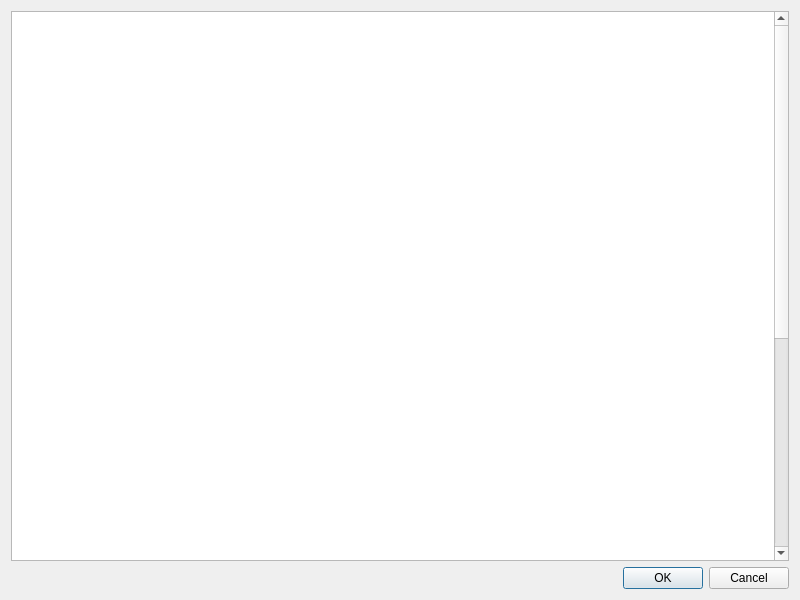
This is effectsdlg.ui in m-garanin/zgui-qt as Qt 5 draws it before an edit. The edited form follows.
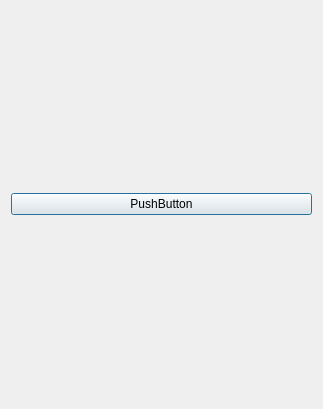
This is the edited form.

Commit message: effects;audio panel;

```diff
--- a/effectsdlg.ui
+++ b/effectsdlg.ui
@@ -6,8 +6,8 @@
    <rect>
     <x>0</x>
     <y>0</y>
-    <width>800</width>
-    <height>600</height>
+    <width>323</width>
+    <height>409</height>
    </rect>
   </property>
   <property name="windowTitle">
@@ -15,76 +15,14 @@
   </property>
   <layout class="QGridLayout" name="gridLayout">
    <item row="0" column="0">
-    <widget class="QTableWidget" name="tableWidget">
-     <property name="horizontalScrollBarPolicy">
-      <enum>Qt::ScrollBarAsNeeded</enum>
-     </property>
-     <property name="showGrid">
-      <bool>false</bool>
-     </property>
-     <property name="rowCount">
-      <number>5</number>
-     </property>
-     <property name="columnCount">
-      <number>5</number>
-     </property>
-     <attribute name="horizontalHeaderVisible">
-      <bool>false</bool>
-     </attribute>
-     <attribute name="horizontalHeaderDefaultSectionSize">
-      <number>150</number>
-     </attribute>
-     <attribute name="verticalHeaderVisible">
-      <bool>false</bool>
-     </attribute>
-     <attribute name="verticalHeaderDefaultSectionSize">
-      <number>150</number>
-     </attribute>
-     <attribute name="verticalHeaderMinimumSectionSize">
-      <number>150</number>
-     </attribute>
-     <row/>
-     <row/>
-     <row/>
-     <row/>
-     <row/>
-     <column/>
-     <column/>
-     <column/>
-     <column/>
-     <column/>
-    </widget>
+    <layout class="QVBoxLayout" name="verticalLayout"/>
    </item>
    <item row="1" column="0">
-    <layout class="QHBoxLayout" name="horizontalLayout">
-     <item>
-      <spacer name="horizontalSpacer">
-       <property name="orientation">
-        <enum>Qt::Horizontal</enum>
-       </property>
-       <property name="sizeHint" stdset="0">
-        <size>
-         <width>40</width>
-         <height>20</height>
-        </size>
-       </property>
-      </spacer>
-     </item>
-     <item>
-      <widget class="QPushButton" name="pbOk">
-       <property name="text">
-        <string>OK</string>
-       </property>
-      </widget>
-     </item>
-     <item>
-      <widget class="QPushButton" name="pbCancel">
-       <property name="text">
-        <string>Cancel</string>
-       </property>
-      </widget>
-     </item>
-    </layout>
+    <widget class="QPushButton" name="cleanButton">
+     <property name="text">
+      <string>PushButton</string>
+     </property>
+    </widget>
    </item>
   </layout>
  </widget>
```
The commit also changes 7 other files.
